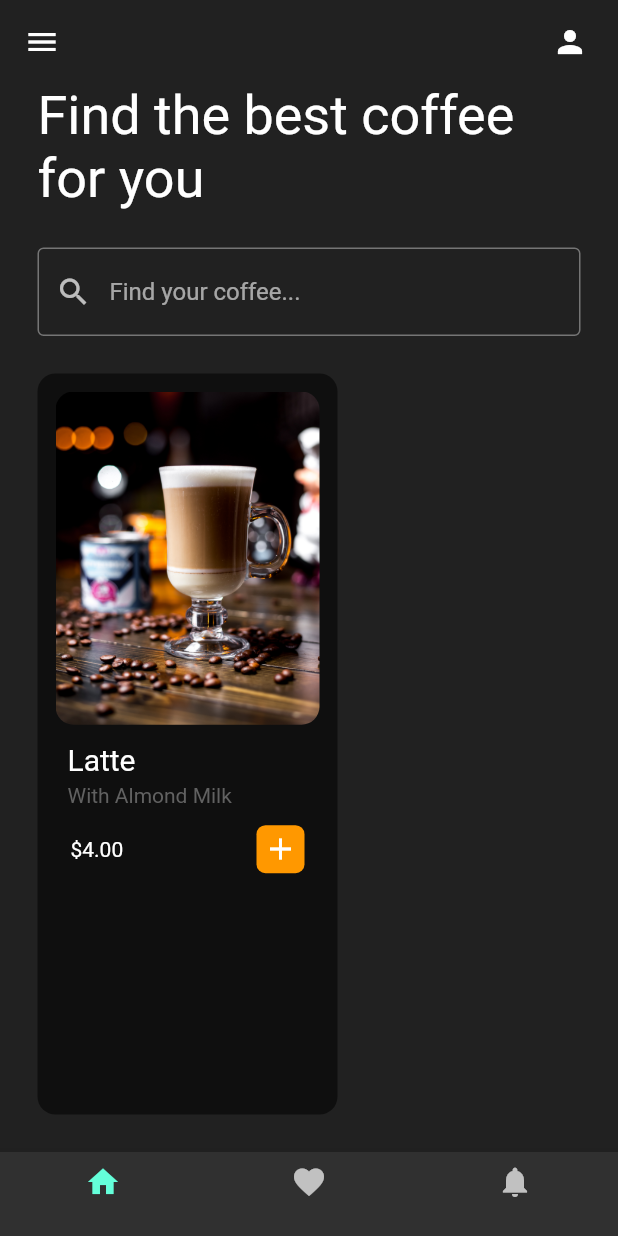
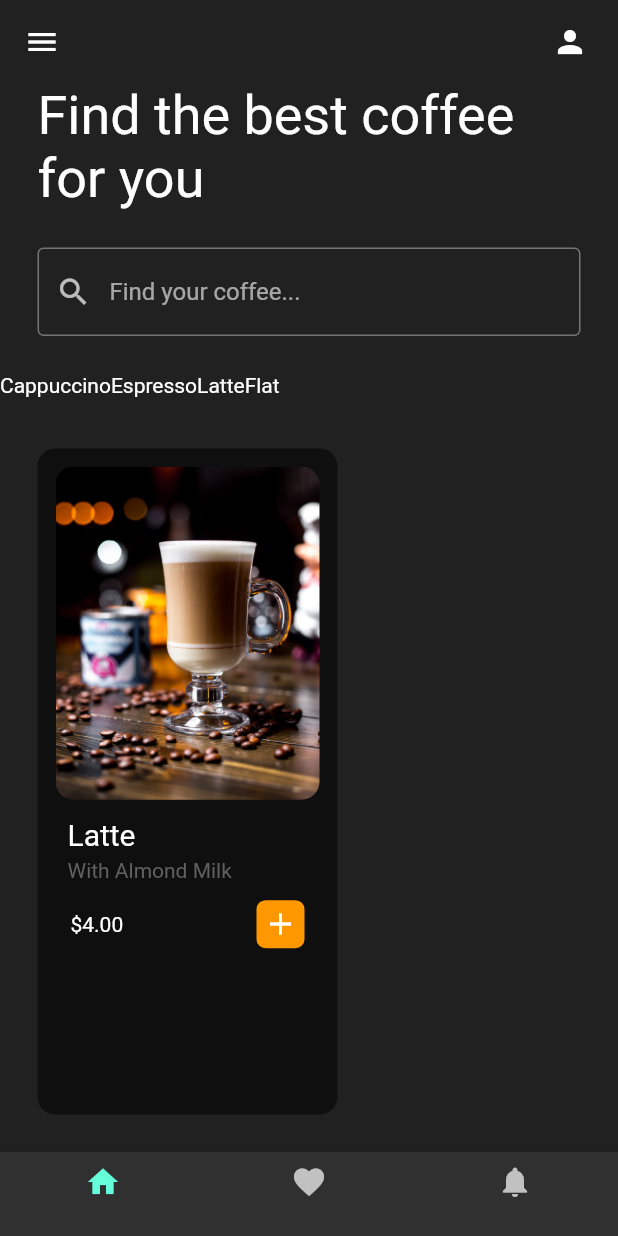
Before and after one commit to Mohamed-Aziz-Mhadhbi/CoffeeShop, a Flutter app: the screen it shows after launch, on a phone screen of 412 x 824 dp. Run offline on Flutter 3.47's test engine with Material 2 defaults, Android fonts, the phone set to English and light mode, and no system bars.

Commit message:
working on listeview of coffee

```diff
--- a/lib/pages/home_page.dart
+++ b/lib/pages/home_page.dart
@@ -68,7 +68,19 @@ class _HomePageState extends State<HomePage> {
           ),
 
           // Horizantal listview of coffee
-
+          Container(
+            height: 50,
+            child: ListView(
+              scrollDirection: Axis.horizontal,
+              children: [
+                Text("Cappuccino"),
+                Text("Espresso"),
+                Text("Latte"),
+                Text("Flat "),
+                Text(""),
+              ],
+            ),
+          ),
 
           // Horizantal listview of coffee tiles
           Expanded(
```
